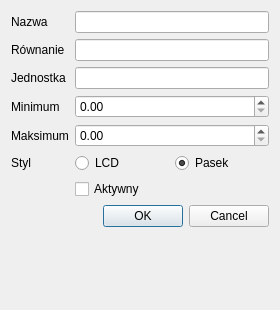
The window that interface/settingsdialog.ui (Kuszki/AVR-Sensors) describes before a commit, drawn with Qt 5.
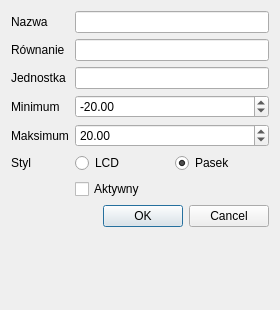
The same window after the commit.

The edit to the form file:
```diff
--- a/interface/settingsdialog.ui
+++ b/interface/settingsdialog.ui
@@ -70,7 +70,17 @@
     </widget>
    </item>
    <item row="3" column="1">
-    <widget class="QDoubleSpinBox" name="Min"/>
+    <widget class="QDoubleSpinBox" name="Min">
+     <property name="minimum">
+      <double>-1000.000000000000000</double>
+     </property>
+     <property name="maximum">
+      <double>1000.000000000000000</double>
+     </property>
+     <property name="value">
+      <double>-20.000000000000000</double>
+     </property>
+    </widget>
    </item>
    <item row="4" column="0">
     <widget class="QLabel" name="labelMax">
@@ -80,7 +90,17 @@
     </widget>
    </item>
    <item row="4" column="1">
-    <widget class="QDoubleSpinBox" name="Max"/>
+    <widget class="QDoubleSpinBox" name="Max">
+     <property name="minimum">
+      <double>-1000.000000000000000</double>
+     </property>
+     <property name="maximum">
+      <double>1000.000000000000000</double>
+     </property>
+     <property name="value">
+      <double>20.000000000000000</double>
+     </property>
+    </widget>
    </item>
    <item row="6" column="0">
     <widget class="QLabel" name="labelStyle">
```
Left out of the diff: 69 changed lines with no effect on the pictures.
